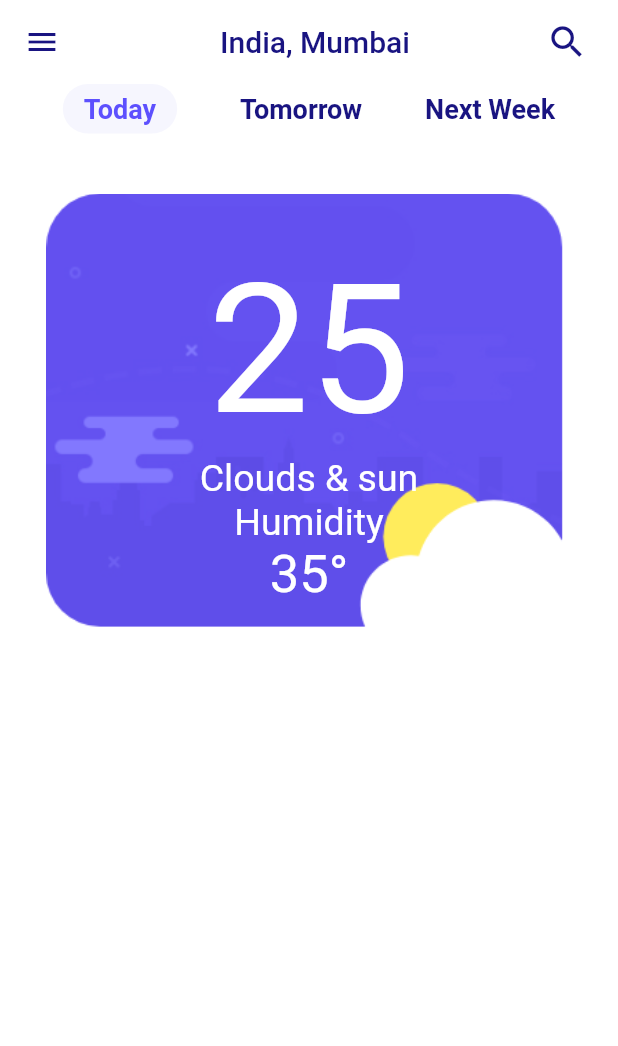
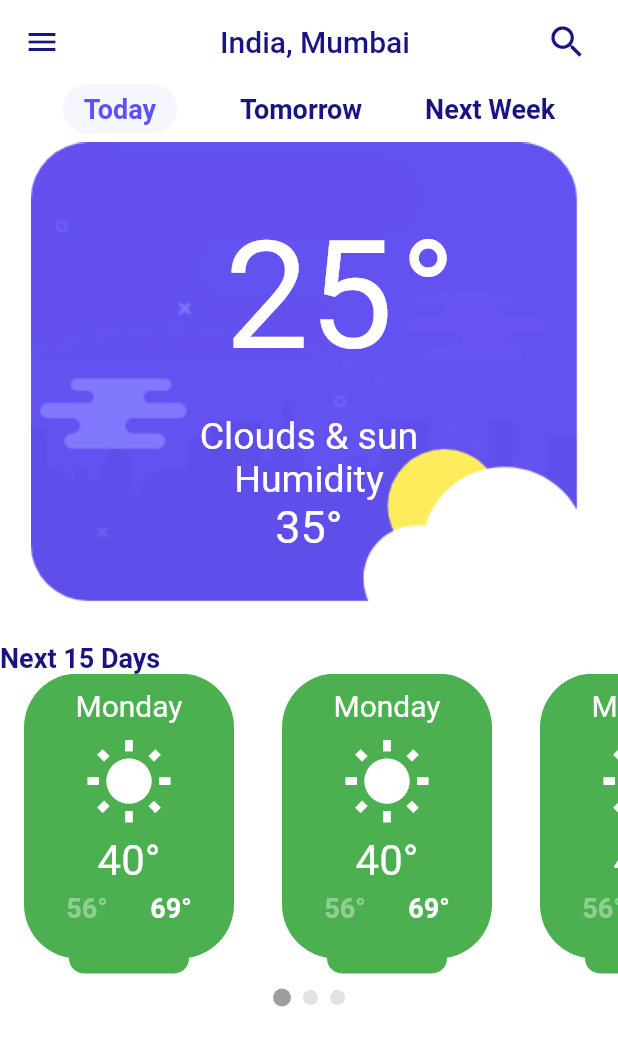
Before and after one commit to Mightted/flutter_weather_app, a Flutter app: the screen it shows after launch, on a phone screen of 412 x 824 dp. Shown: the top 1046 px of the screen. Run offline on Flutter 3.47's test engine with Material 2 defaults, Android fonts, the light colour scheme and no system bars; drawn by our look-alikes of page_view_indicators.

Commit message:
完善首页的天气页面

```diff
--- a/lib/mainPage.dart
+++ b/lib/mainPage.dart
@@ -1,6 +1,10 @@
 import 'package:flutter/cupertino.dart';
 import 'package:flutter/material.dart';
 import 'package:flutterweatherapp/appTheme.dart';
+import 'package:flutterweatherapp/completeWeatherView.dart';
+import 'package:page_view_indicators/circle_page_indicator.dart';
+
+import 'mainWeatherView.dart';
 
 class MainPage extends StatefulWidget {
   @override
@@ -8,6 +12,14 @@ class MainPage extends StatefulWidget {
 }
 
 class _MainPageState extends State<MainPage> {
+  Widget weatherWidget;
+
+  @override
+  void initState() {
+    super.initState();
+    weatherWidget = buildWeather(context);
+  }
+
   @override
   Widget build(BuildContext context) {
     return Column(
@@ -17,9 +29,7 @@ class _MainPageState extends State<MainPage> {
           children: <Widget>[
             Container(
               padding: EdgeInsets.symmetric(vertical: 6, horizontal: 14),
-              decoration: BoxDecoration(
-                  color: AppTheme.buttonBg,
-                  borderRadius: BorderRadius.all(Radius.circular(20))),
+              decoration: BoxDecoration(color: AppTheme.buttonBg, borderRadius: BorderRadius.all(Radius.circular(20))),
               child: Center(
                   child: Text(
                 "Today",
@@ -42,30 +52,112 @@ class _MainPageState extends State<MainPage> {
             ),
           ],
         ),
+        Expanded(
+          child: weatherWidget,
+        )
+      ],
+    );
+  }
+
+  Widget buildWeather(BuildContext context) {
+    return ListView(
+      children: <Widget>[
+        InkWell(
+          onTap: () {
+            setState(() {
+              weatherWidget = CompleteWeatherView(onTap: (){
+                setState(() {
+                  weatherWidget = buildWeather(context);
+                });
+              },);
+            });
+//                  Navigator.push(context, MaterialPageRoute(builder: (context) {
+//                    return CompleteWeatherView();
+//                  }));
+          },
+          child: PreviewWeatherView()
+        ),
         Container(
-          margin: EdgeInsets.only(top: 40),
-          width: MediaQuery.of(context).size.width * 0.9,
-          decoration: BoxDecoration(
-              image: DecorationImage(
-                  image:
-                      ExactAssetImage("assets/images/bg_weather_preview.png")),
-              borderRadius: BorderRadius.all(Radius.circular(20))),
-          child: AspectRatio(
-            aspectRatio: 1.2,
-            child: Column(
-              mainAxisAlignment: MainAxisAlignment.center,
-              children: <Widget>[
-                Text(
-                  "25",
-                  style: TextStyle(fontSize: 120, color: Colors.white),
-                ),
-                Text("Clouds & sun",
-                    style: TextStyle(fontSize: 25, color: Colors.white)),
-                Text("Humidity",
-                    style: TextStyle(fontSize: 25, color: Colors.white)),
-                Text("35°", style: TextStyle(fontSize: 35, color: Colors.white))
-              ],
-            ),
+          alignment: Alignment.centerLeft,
+          child: Text(
+            "Next 15 Days",
+            style: AppTheme.normalTab,
+          ),
+        ),
+        Container(
+            height: 200,
+            child: ListView.builder(
+              scrollDirection: Axis.horizontal,
+              itemCount: 5,
+              itemBuilder: (context, index) {
+                return Container(
+                  width: 172,
+                  child: Stack(
+                    children: <Widget>[
+                      Align(
+                        alignment: Alignment.topCenter,
+                        child: Container(
+                          height: 190,
+                          margin: EdgeInsets.symmetric(horizontal: 16),
+                          width: 140,
+                          decoration:
+                              BoxDecoration(color: Colors.green, borderRadius: BorderRadius.all(Radius.circular(36))),
+                          child: Column(
+                            children: <Widget>[
+                              Container(
+                                child: Text(
+                                  "Monday",
+                                  style: TextStyle(color: Colors.white, fontSize: 20),
+                                ),
+                                margin: EdgeInsets.symmetric(vertical: 10),
+                              ),
+                              Icon(
+                                Icons.wb_sunny,
+                                color: Colors.white,
+                                size: 60,
+                              ),
+                              Container(
+                                  margin: EdgeInsets.symmetric(vertical: 5),
+                                  child: Text("40°", style: TextStyle(color: Colors.white, fontSize: 28))),
+                              Container(
+                                child: Row(
+                                  mainAxisAlignment: MainAxisAlignment.spaceEvenly,
+                                  children: <Widget>[
+                                    Text("56°",
+                                        style: TextStyle(
+                                            color: Colors.white38, fontSize: 18, fontWeight: FontWeight.bold)),
+                                    Text("69°",
+                                        style:
+                                            TextStyle(color: Colors.white, fontSize: 18, fontWeight: FontWeight.bold))
+                                  ],
+                                ),
+                              )
+                            ],
+                          ),
+                        ),
+                      ),
+                      Align(
+                        alignment: Alignment.bottomCenter,
+                        child: Container(
+                          height: 20,
+                          margin: EdgeInsets.symmetric(horizontal: 16),
+                          width: 80,
+                          decoration:
+                              BoxDecoration(color: Colors.green, borderRadius: BorderRadius.all(Radius.circular(50))),
+                        ),
+                      ),
+                    ],
+                  ),
+                );
+              },
+            )),
+        Container(
+          margin: EdgeInsets.symmetric(vertical: 10),
+          child: CirclePageIndicator(
+            size: 10,
+            selectedSize: 12,
+            itemCount: 3,
+            currentPageNotifier: ValueNotifier<int>(0),
           ),
         )
       ],
--- /dev/null
+++ b/lib/mainWeatherView.dart
@@ -0,0 +1,63 @@
+import 'package:flutter/material.dart';
+import 'package:flutterweatherapp/weatherTitle.dart';
+
+class PreviewWeatherView extends StatelessWidget {
+  Widget buildPreview(BuildContext context) {
+//    MediaQuery.of(context).padding.bottomRight;
+    return Align(
+      alignment: Alignment.topCenter,
+      child: SizedBox(
+        width: MediaQuery.of(context).size.width * 0.9,
+        child: Container(
+          // 加这个是为了背景顶头看起来被盖住的原因，但是为什么呢?
+          padding: EdgeInsets.only(top:30),
+          decoration: BoxDecoration(
+              image: DecorationImage(
+                fit: BoxFit.fitWidth,
+                image: ExactAssetImage("assets/images/bg_weather_preview.png"),
+              ),
+              borderRadius: BorderRadius.all(Radius.circular(20))),
+          child: AspectRatio(
+            aspectRatio: 1.2,
+            child: WeatherTitle(),
+          ),
+        ),
+      ),
+    );
+  }
+
+  @override
+  Widget build(BuildContext context) {
+    return buildPreview(context);
+  }
+}
+
+//Column(
+//mainAxisAlignment: MainAxisAlignment.spaceEvenly,
+//children: <Widget>[
+//Expanded(
+//child: Container(
+//width: MediaQuery.of(context).size.width * 0.9,
+//child: Stack(
+//children: <Widget>[
+//Text("25", style: TextStyle(fontSize: 100, color: Colors.white)),
+//Positioned(
+//left: MediaQuery.of(context).size.width * 0.5 + 40,
+//child: Text("°", style: TextStyle(fontSize: 100, color: Colors.white)))
+//],
+//alignment: Alignment.bottomCenter,
+//),
+//),
+//),
+//Expanded(
+//child: Column(
+//mainAxisAlignment: MainAxisAlignment.spaceEvenly,
+//children: <Widget>[
+//Text("Clouds & sun", style: TextStyle(fontSize: 25, color: Colors.white)),
+//Text("Humidity", style: TextStyle(fontSize: 25, color: Colors.white)),
+//Text("35°", style: TextStyle(fontSize: 30, color: Colors.white))
+//],
+//),
+//),
+//],
+//)
--- /dev/null
+++ b/lib/weatherTitle.dart
@@ -0,0 +1,59 @@
+import 'package:flutter/material.dart';
+
+class WeatherTitle extends StatelessWidget {
+  @override
+  Widget build(BuildContext context) {
+    return Column(
+      children: <Widget>[
+        Container(
+          margin: EdgeInsets.symmetric(vertical: 20),
+          width: MediaQuery.of(context).size.width * 0.9,
+          child: Stack(
+            children: <Widget>[
+              Text(
+                "25",
+                style: TextStyle(fontSize: 100, color: Colors.white),
+              ),
+              Positioned(
+                left: MediaQuery.of(context).size.width * 0.5 + 40,
+                child: Text(
+                  "°",
+                  style: TextStyle(fontSize: 100, color: Colors.white),
+                ),
+              )
+            ],
+            alignment: Alignment.bottomCenter,
+          ),
+        ),
+        Text("Clouds & sun", style: TextStyle(fontSize: 25, color: Colors.white)),
+        Text("Humidity", style: TextStyle(fontSize: 25, color: Colors.white)),
+        Text("35°", style: TextStyle(fontSize: 30, color: Colors.white)),
+      ],
+    );
+  }
+}
+
+//List<Widget> weatherTitle(BuildContext context) {
+//  return <Widget>[
+//    Container(
+//      margin: EdgeInsets.symmetric(vertical: 20),
+//      width: MediaQuery.of(context).size.width * 0.9,
+//      child: Stack(
+//        children: <Widget>[
+//          Text(
+//            "25",
+//            style: TextStyle(fontSize: 100, color: Colors.white),
+//          ),
+//          Positioned(
+//            left: MediaQuery.of(context).size.width * 0.5 + 40,
+//            child: Text(
+//              "°",
+//              style: TextStyle(fontSize: 100, color: Colors.white),
+//            ),
+//          )
+//        ],
+//        alignment: Alignment.bottomCenter,
+//      ),
+//    )
+//  ];
+//}
--- a/pubspec.yaml
+++ b/pubspec.yaml
@@ -23,6 +23,7 @@ dependencies:
   # The following adds the Cupertino Icons font to your application.
   # Use with the CupertinoIcons class for iOS style icons.
   cupertino_icons: ^0.1.2
+  page_view_indicators: ^1.3.1
 
 dev_dependencies:
   flutter_test:
```
Also changed, not shown: lib/chartLineView.dart (added, +106 -0 lines), lib/completeWeatherView.dart (added, +168 -0 lines), assets/images/bg_weather_complete.png (added), pubspec.lock, 2 other files.
